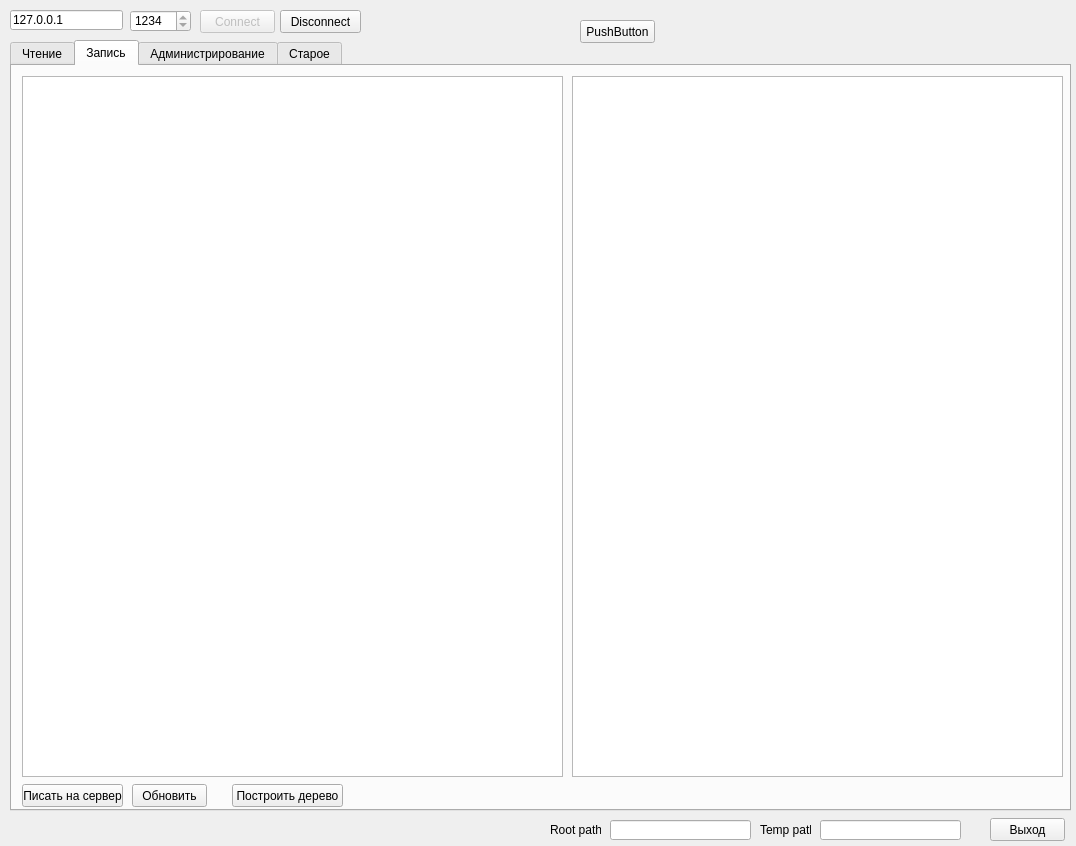
Qt form Socket_Client_v5/Dialogs/MainForm.ui (Balog/Synchonization) before a commit.
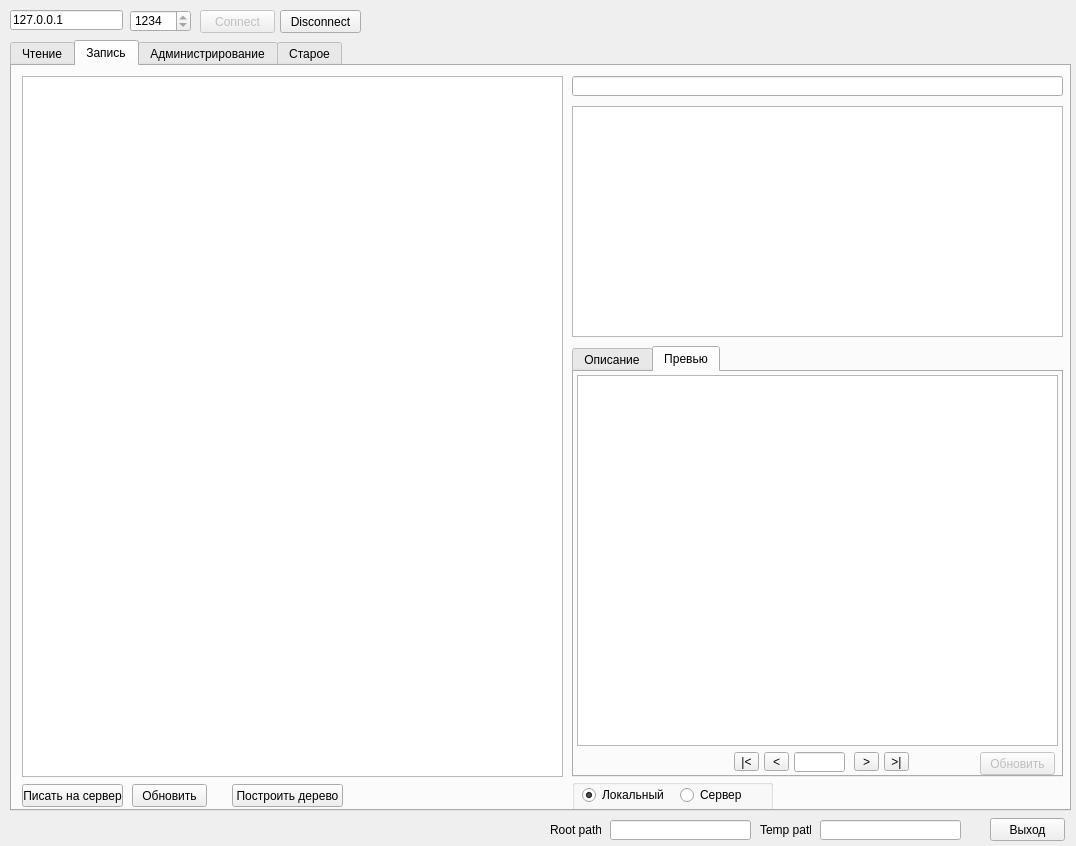
The same form after that commit. The open tabs and pages were chosen to show the change.

The edit to the form file:
```diff
--- a/Socket_Client_v5/Dialogs/MainForm.ui
+++ b/Socket_Client_v5/Dialogs/MainForm.ui
@@ -359,15 +359,206 @@
       <string>Обновить</string>
      </property>
     </widget>
-    <widget class="QPlainTextEdit" name="pteDesWrite">
+    <widget class="QTabWidget" name="tabWidget_3">
+     <property name="geometry">
+      <rect>
+       <x>560</x>
+       <y>280</y>
+       <width>491</width>
+       <height>431</height>
+      </rect>
+     </property>
+     <property name="currentIndex">
+      <number>0</number>
+     </property>
+     <widget class="QWidget" name="tab_7">
+      <attribute name="title">
+       <string>Описание</string>
+      </attribute>
+      <widget class="QPlainTextEdit" name="pteDesRead_2">
+       <property name="geometry">
+        <rect>
+         <x>3</x>
+         <y>3</y>
+         <width>477</width>
+         <height>399</height>
+        </rect>
+       </property>
+      </widget>
+     </widget>
+     <widget class="QWidget" name="tab_8">
+      <attribute name="title">
+       <string>Превью</string>
+      </attribute>
+      <widget class="QGraphicsView" name="graphicsView_2">
+       <property name="geometry">
+        <rect>
+         <x>3</x>
+         <y>3</y>
+         <width>481</width>
+         <height>371</height>
+        </rect>
+       </property>
+      </widget>
+      <widget class="QLineEdit" name="leNumPreview_2">
+       <property name="geometry">
+        <rect>
+         <x>220</x>
+         <y>380</y>
+         <width>51</width>
+         <height>20</height>
+        </rect>
+       </property>
+       <property name="alignment">
+        <set>Qt::AlignCenter</set>
+       </property>
+       <property name="readOnly">
+        <bool>true</bool>
+       </property>
+      </widget>
+      <widget class="QToolButton" name="tbPriorPreview_2">
+       <property name="geometry">
+        <rect>
+         <x>190</x>
+         <y>380</y>
+         <width>25</width>
+         <height>19</height>
+        </rect>
+       </property>
+       <property name="text">
+        <string>&lt;</string>
+       </property>
+      </widget>
+      <widget class="QToolButton" name="tbFirstPreview_2">
+       <property name="geometry">
+        <rect>
+         <x>160</x>
+         <y>380</y>
+         <width>25</width>
+         <height>19</height>
+        </rect>
+       </property>
+       <property name="text">
+        <string>|&lt;</string>
+       </property>
+      </widget>
+      <widget class="QToolButton" name="tbLastPreview_2">
+       <property name="geometry">
+        <rect>
+         <x>310</x>
+         <y>380</y>
+         <width>25</width>
+         <height>19</height>
+        </rect>
+       </property>
+       <property name="text">
+        <string>&gt;|</string>
+       </property>
+      </widget>
+      <widget class="QToolButton" name="tbNextPreview_2">
+       <property name="geometry">
+        <rect>
+         <x>280</x>
+         <y>380</y>
+         <width>25</width>
+         <height>19</height>
+        </rect>
+       </property>
+       <property name="text">
+        <string>&gt;</string>
+       </property>
+      </widget>
+      <widget class="QPushButton" name="pbLoadPreviews_2">
+       <property name="enabled">
+        <bool>false</bool>
+       </property>
+       <property name="geometry">
+        <rect>
+         <x>406</x>
+         <y>380</y>
+         <width>75</width>
+         <height>23</height>
+        </rect>
+       </property>
+       <property name="text">
+        <string>Обновить</string>
+       </property>
+      </widget>
+     </widget>
+    </widget>
+    <widget class="QLineEdit" name="leModelTitle_2">
      <property name="geometry">
       <rect>
        <x>560</x>
        <y>10</y>
        <width>491</width>
-       <height>701</height>
+       <height>20</height>
       </rect>
      </property>
+     <property name="font">
+      <font>
+       <weight>75</weight>
+       <bold>true</bold>
+      </font>
+     </property>
+     <property name="readOnly">
+      <bool>true</bool>
+     </property>
+    </widget>
+    <widget class="QTableView" name="tabvListFiles_2">
+     <property name="geometry">
+      <rect>
+       <x>560</x>
+       <y>40</y>
+       <width>491</width>
+       <height>231</height>
+      </rect>
+     </property>
+     <attribute name="verticalHeaderVisible">
+      <bool>false</bool>
+     </attribute>
+    </widget>
+    <widget class="QGroupBox" name="groupBox_2">
+     <property name="geometry">
+      <rect>
+       <x>560</x>
+       <y>713</y>
+       <width>201</width>
+       <height>32</height>
+      </rect>
+     </property>
+     <property name="title">
+      <string/>
+     </property>
+     <widget class="QRadioButton" name="rbSourseLoc_2">
+      <property name="geometry">
+       <rect>
+        <x>10</x>
+        <y>7</y>
+        <width>82</width>
+        <height>18</height>
+       </rect>
+      </property>
+      <property name="text">
+       <string>Локальный</string>
+      </property>
+      <property name="checked">
+       <bool>true</bool>
+      </property>
+     </widget>
+     <widget class="QRadioButton" name="rbSourceServ_2">
+      <property name="geometry">
+       <rect>
+        <x>108</x>
+        <y>7</y>
+        <width>82</width>
+        <height>18</height>
+       </rect>
+      </property>
+      <property name="text">
+       <string>Сервер</string>
+      </property>
+     </widget>
     </widget>
    </widget>
    <widget class="QWidget" name="tab_3">
@@ -840,19 +1031,6 @@
     <string>Выход</string>
    </property>
   </widget>
-  <widget class="QPushButton" name="pushButton">
-   <property name="geometry">
-    <rect>
-     <x>580</x>
-     <y>20</y>
-     <width>75</width>
-     <height>23</height>
-    </rect>
-   </property>
-   <property name="text">
-    <string>PushButton</string>
-   </property>
-  </widget>
  </widget>
  <resources/>
  <connections>
```
Left out of the diff: 147 changed lines with no effect on the pictures.
